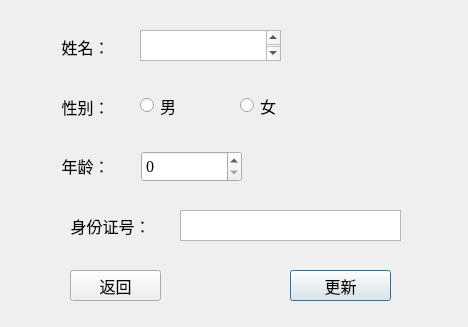
This is src/updatedialog.ui in cyzhou1221/qt_usb_video as Qt 5 draws it before an edit. The edited form follows.
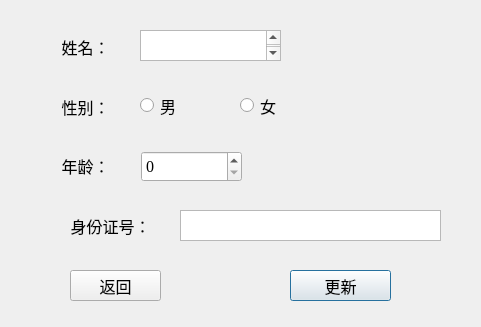
This is the edited form.

What changed in the file:
```diff
--- a/src/updatedialog.ui
+++ b/src/updatedialog.ui
@@ -6,7 +6,7 @@
    <rect>
     <x>0</x>
     <y>0</y>
-    <width>468</width>
+    <width>481</width>
     <height>327</height>
    </rect>
   </property>
@@ -116,7 +116,7 @@
     <rect>
      <x>180</x>
      <y>210</y>
-     <width>221</width>
+     <width>261</width>
      <height>31</height>
     </rect>
    </property>
```
